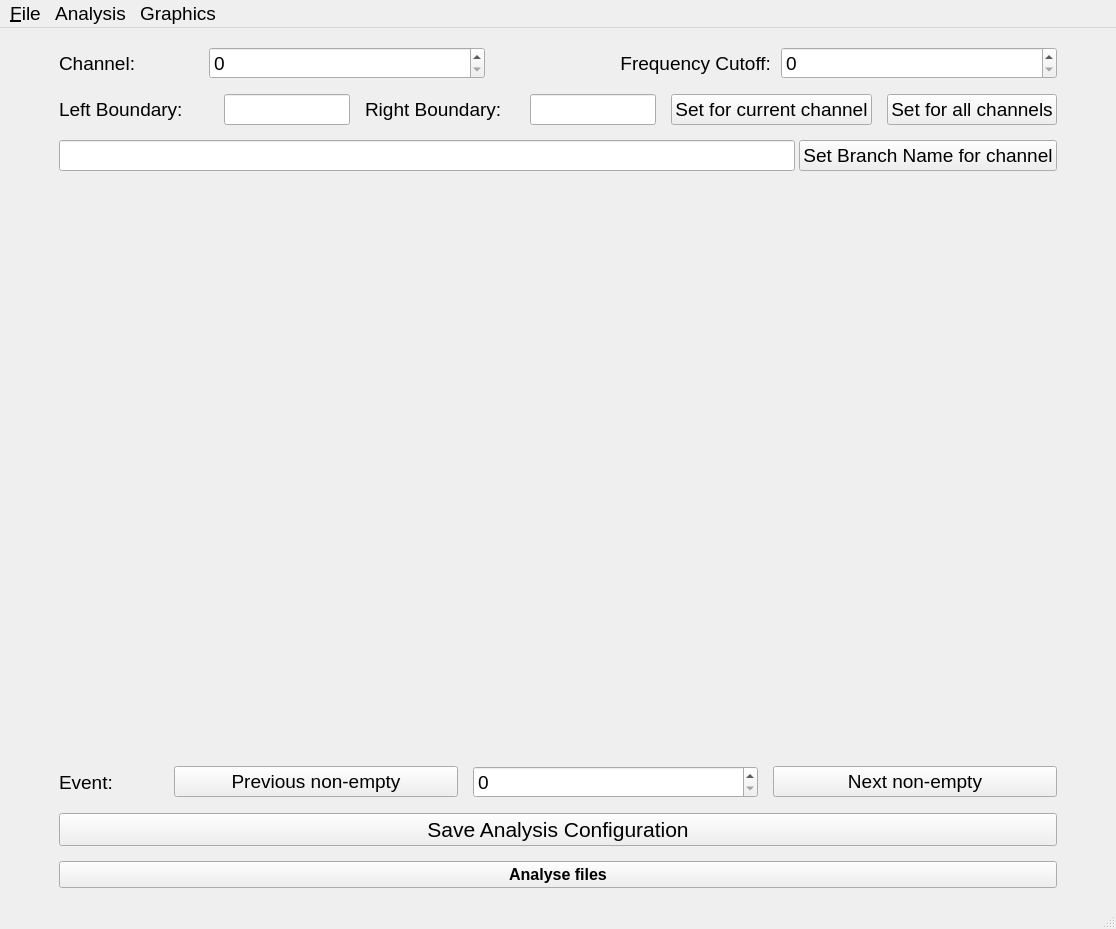
Before: the Qt Designer form AnalysisGUI/src/mainwindow.ui in Albuspercivalwulfricbrian/ADC64_analysis_with_GUI, drawn with Qt 5.
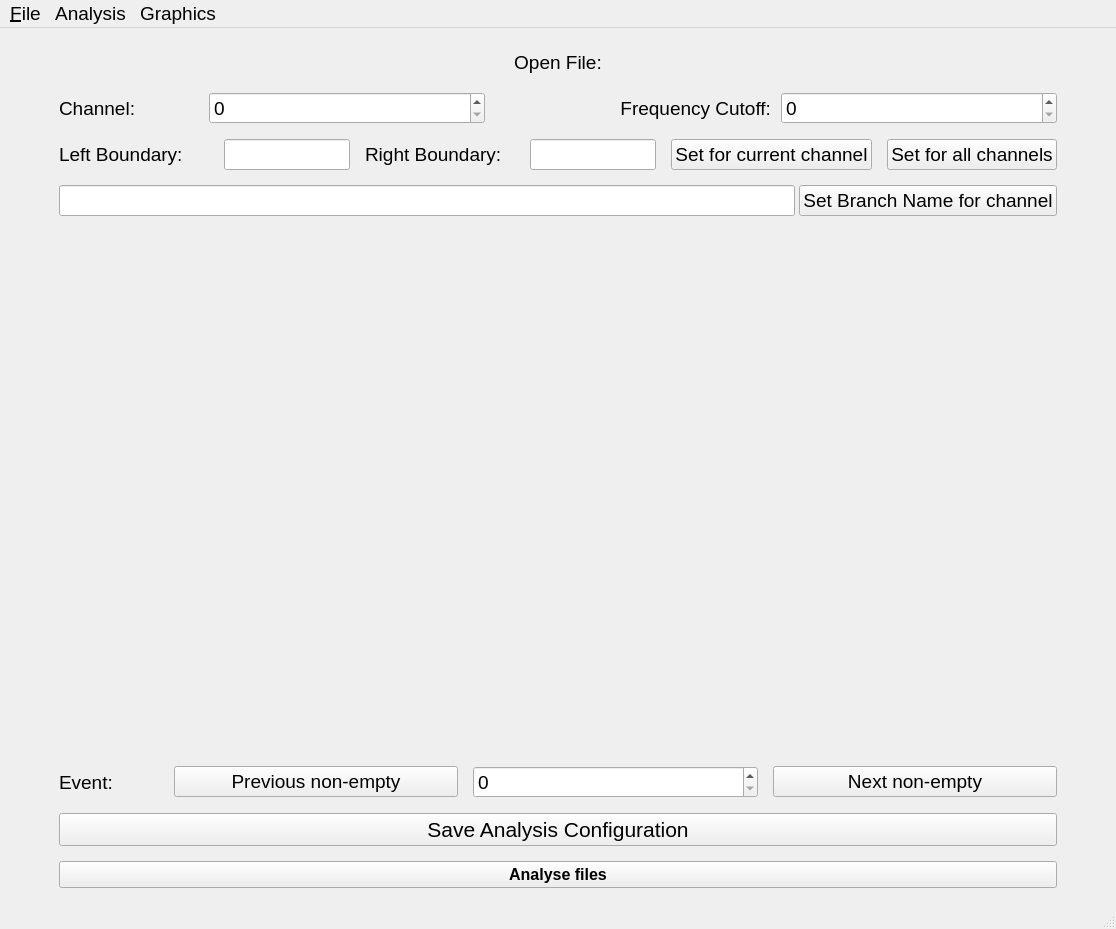
After: the same form once the commit is applied. Custom widgets are drawn as their Qt base class.

Diff of the .ui file:
```diff
--- a/AnalysisGUI/src/mainwindow.ui
+++ b/AnalysisGUI/src/mainwindow.ui
@@ -33,7 +33,28 @@
        <number>10</number>
       </property>
       <item>
-       <layout class="QHBoxLayout" name="horizontalLayout_4">
+       <widget class="QLabel" name="FileNameLabel">
+        <property name="maximumSize">
+         <size>
+          <width>16777215</width>
+          <height>30</height>
+         </size>
+        </property>
+        <property name="font">
+         <font>
+          <pointsize>14</pointsize>
+         </font>
+        </property>
+        <property name="text">
+         <string>Open File:</string>
+        </property>
+        <property name="alignment">
+         <set>Qt::AlignmentFlag::AlignCenter</set>
+        </property>
+       </widget>
+      </item>
+      <item>
+       <layout class="QHBoxLayout" name="ChannelLayout">
         <property name="spacing">
          <number>10</number>
         </property>
@@ -329,7 +350,7 @@
         <property name="maximumSize">
          <size>
           <width>60000</width>
-          <height>50</height>
+          <height>30</height>
          </size>
         </property>
         <property name="font">
```
Left out of the diff: 20 changed lines with no effect on the pictures.
